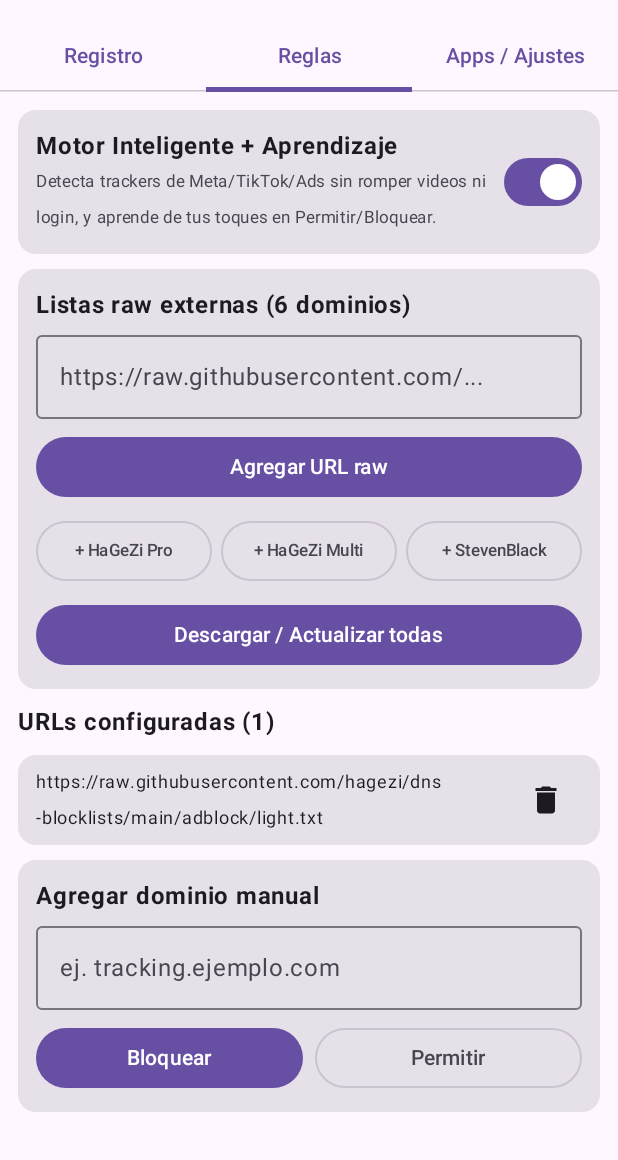
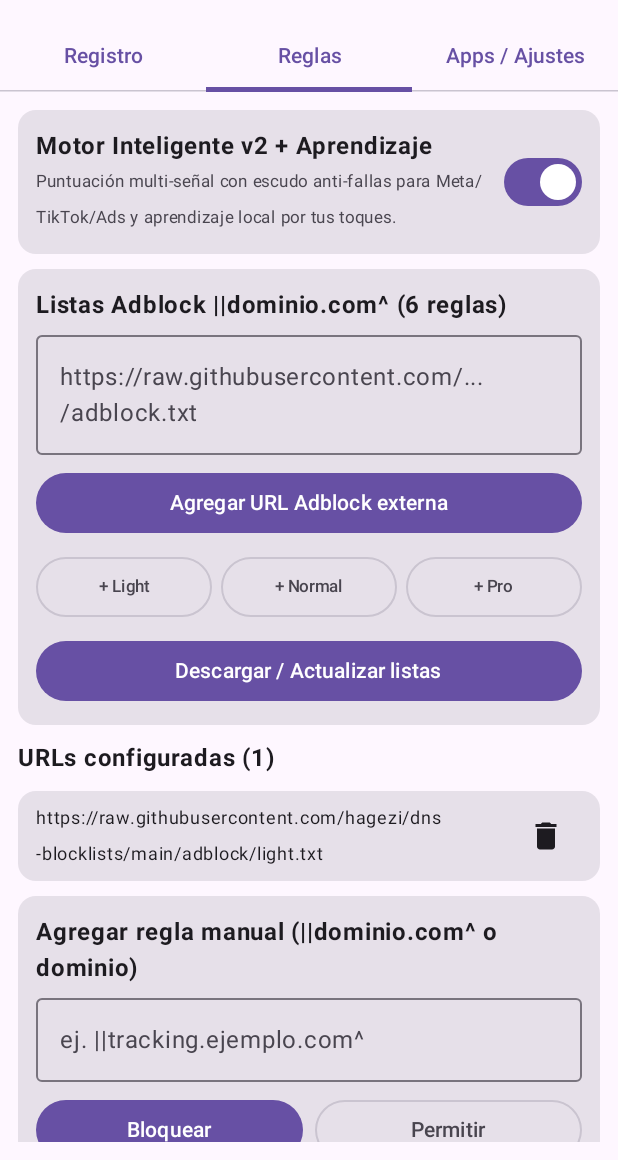
Before and after one commit to hernandezcm165-droid/FirewallDNS, an Android app built with Jetpack Compose: the screen it shows after launch (MainActivity), tab 2 chosen, on a phone screen of 412 x 824 dp, the part 76-1236 px from its top. Run offline under Robolectric (Android 15) with nearby library versions, the phone set to English and light mode, and no system bars.

Commit message:
Update RulesScreen.kt

```diff
--- a/app/src/main/java/com/firewall/dns/ui/screens/RulesScreen.kt
+++ b/app/src/main/java/com/firewall/dns/ui/screens/RulesScreen.kt
@@ -34,16 +34,15 @@ fun RulesScreen(
     var urlInput by remember { mutableStateOf("") }
 
     val presets = listOf(
-        "HaGeZi Pro" to "https://raw.githubusercontent.com/hagezi/dns-blocklists/main/wildcard/pro-onlydomains.txt",
-        "HaGeZi Multi" to "https://raw.githubusercontent.com/hagezi/dns-blocklists/main/wildcard/multi-onlydomains.txt",
-        "StevenBlack" to "https://raw.githubusercontent.com/StevenBlack/hosts/master/hosts"
+        "Light" to "https://raw.githubusercontent.com/hagezi/dns-blocklists/main/adblock/light.txt",
+        "Normal" to "https://raw.githubusercontent.com/hagezi/dns-blocklists/main/adblock/multi.txt",
+        "Pro" to "https://raw.githubusercontent.com/hagezi/dns-blocklists/main/adblock/pro.txt"
     )
 
     LazyColumn(
         modifier = Modifier.fillMaxSize().padding(12.dp),
         verticalArrangement = Arrangement.spacedBy(10.dp)
     ) {
-        // Motor Inteligente Anti-Fallas
         item {
             Card(modifier = Modifier.fillMaxWidth()) {
                 Row(
@@ -51,9 +50,9 @@ fun RulesScreen(
                     verticalAlignment = Alignment.CenterVertically
                 ) {
                     Column(modifier = Modifier.weight(1f)) {
-                        Text("Motor Inteligente + Aprendizaje", fontWeight = FontWeight.Bold)
+                        Text("Motor Inteligente v2 + Aprendizaje", fontWeight = FontWeight.Bold)
                         Text(
-                            "Detecta trackers de Meta/TikTok/Ads sin romper videos ni login, y aprende de tus toques en Permitir/Bloquear.",
+                            "Puntuación multi-señal con escudo anti-fallas para Meta/TikTok/Ads y aprendizaje local por tus toques.",
                             fontSize = 11.sp,
                             color = MaterialTheme.colorScheme.onSurfaceVariant
                         )
@@ -63,15 +62,14 @@ fun RulesScreen(
             }
         }
 
-        // Gestor de URLs raw externas
         item {
             Card(modifier = Modifier.fillMaxWidth()) {
                 Column(modifier = Modifier.padding(12.dp), verticalArrangement = Arrangement.spacedBy(8.dp)) {
-                    Text("Listas raw externas (${stats.loadedRulesCount} dominios)", fontWeight = FontWeight.Bold)
+                    Text("Listas Adblock ||dominio.com^ (${stats.loadedRulesCount} reglas)", fontWeight = FontWeight.Bold)
                     OutlinedTextField(
                         value = urlInput,
                         onValueChange = { urlInput = it },
-                        placeholder = { Text("https://raw.githubusercontent.com/...") },
+                        placeholder = { Text("https://raw.githubusercontent.com/.../adblock.txt") },
                         singleLine = true,
                         modifier = Modifier.fillMaxWidth()
                     )
@@ -81,7 +79,7 @@ fun RulesScreen(
                             urlInput = ""
                         },
                         modifier = Modifier.fillMaxWidth()
-                    ) { Text("Agregar URL raw") }
+                    ) { Text("Agregar URL Adblock externa") }
 
                     Row(horizontalArrangement = Arrangement.spacedBy(6.dp)) {
                         presets.forEach { (name, url) ->
@@ -100,7 +98,7 @@ fun RulesScreen(
                         enabled = !isDownloading,
                         modifier = Modifier.fillMaxWidth()
                     ) {
-                        Text(if (isDownloading) "Descargando listas..." else "Descargar / Actualizar todas")
+                        Text(if (isDownloading) "Descargando listas..." else "Descargar / Actualizar listas")
                     }
                 }
             }
@@ -129,15 +127,14 @@ fun RulesScreen(
             }
         }
 
-        // Reglas manuales de dominio
         item {
             Card(modifier = Modifier.fillMaxWidth()) {
                 Column(modifier = Modifier.padding(12.dp), verticalArrangement = Arrangement.spacedBy(8.dp)) {
-                    Text("Agregar dominio manual", fontWeight = FontWeight.Bold)
+                    Text("Agregar regla manual (||dominio.com^ o dominio)", fontWeight = FontWeight.Bold)
                     OutlinedTextField(
                         value = domainInput,
                         onValueChange = { domainInput = it },
-                        placeholder = { Text("ej. tracking.ejemplo.com") },
+                        placeholder = { Text("ej. ||tracking.ejemplo.com^") },
                         singleLine = true,
                         modifier = Modifier.fillMaxWidth()
                     )
@@ -185,7 +182,7 @@ private fun RuleRow(domain: String, isBlocked: Boolean, onDelete: () -> Unit) {
             verticalAlignment = Alignment.CenterVertically
         ) {
             Text(
-                text = if (isBlocked) "🚫 $domain" else "✅ $domain",
+                text = if (isBlocked) "🚫 ||$domain^" else "✅ @@||$domain^",
                 modifier = Modifier.weight(1f),
                 maxLines = 1,
                 overflow = TextOverflow.Ellipsis
```
